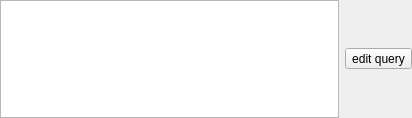
Old version of the form Viewer/src/TableFilterWidget.ui in the repository ecmwf/ecflow.
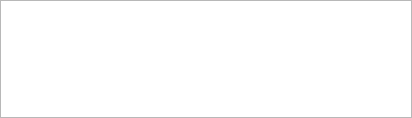
New version of the form. Custom widgets are drawn as their Qt base class.

What changed in the file:
```diff
--- a/Viewer/src/TableFilterWidget.ui
+++ b/Viewer/src/TableFilterWidget.ui
@@ -13,20 +13,13 @@
   <property name="windowTitle">
    <string>Form</string>
   </property>
-  <layout class="QHBoxLayout" name="horizontalLayout" stretch="1,0">
+  <layout class="QHBoxLayout" name="horizontalLayout" stretch="0">
    <property name="margin">
     <number>0</number>
    </property>
    <item>
     <widget class="OneLineTextEdit" name="queryTe_"/>
    </item>
-   <item>
-    <widget class="QToolButton" name="editTb_">
-     <property name="text">
-      <string>edit query</string>
-     </property>
-    </widget>
-   </item>
   </layout>
   <action name="actionBreadcrumbs">
    <property name="checkable">
@@ -54,7 +47,7 @@
  <customwidgets>
   <customwidget>
    <class>OneLineTextEdit</class>
-   <extends>QPlainTextEdit</extends>
+   <extends>QTextEdit</extends>
    <header>OneLineTextEdit.hpp</header>
   </customwidget>
  </customwidgets>
```
